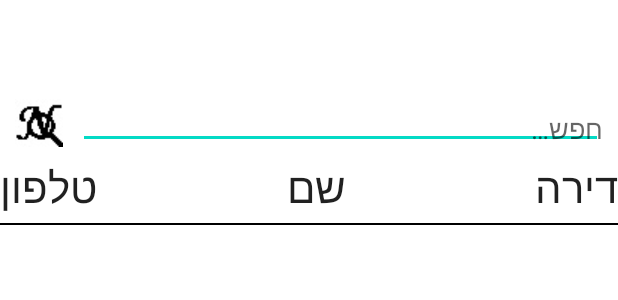
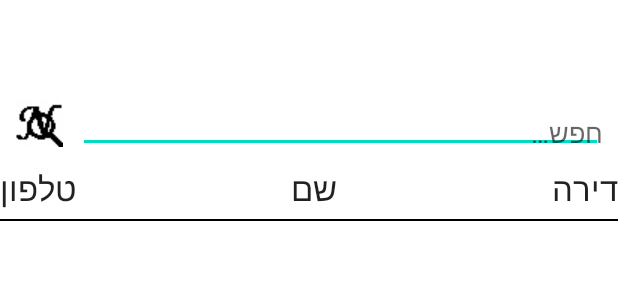
Before and after one commit to NimrodRak/NListRA, an Android app: the layout activity_main.xml on its own in the app's theme, with its tools: preview values and no code run, on a phone screen of 412 x 824 dp. Shown: the top 300 px of the screen. Run offline under Robolectric (Android 15) with nearby library versions, the phone set to English and light mode, and no system bars; network calls fail.

Commit message:
Changed logo, decreased font size, lowered minSdkVersion

```diff
--- a/app/build.gradle
+++ b/app/build.gradle
@@ -8,7 +8,7 @@ android {
 
     defaultConfig {
         applicationId "com.example.nlistra"
-        minSdkVersion 28
+        minSdkVersion 24
         targetSdkVersion 29
         versionCode 1
         versionName "1.0"
--- a/app/src/main/res/values/styles.xml
+++ b/app/src/main/res/values/styles.xml
@@ -6,7 +6,7 @@
         <item name="android:paddingEnd">10dp</item>
         <item name="android:layout_width">wrap_content</item>
         <item name="android:layout_height">wrap_content</item>
-        <item name="android:textSize">28sp</item>
+        <item name="android:textSize">22sp</item>
         <item name="android:textColor">?android:attr/textColorPrimary</item>
     </style>
     <style name="lineTableRow">
```
Also changed, not shown: app/src/main/app_icon_white-playstore.png, app/src/main/res/mipmap-hdpi/app_icon_white.png, app/src/main/res/mipmap-hdpi/app_icon_white_foreground.png, app/src/main/res/mipmap-hdpi/app_icon_white_round.png, app/src/main/res/mipmap-mdpi/app_icon_white.png, app/src/main/res/mipmap-mdpi/app_icon_white_foreground.png, app/src/main/res/mipmap-mdpi/app_icon_white_round.png, app/src/main/res/mipmap-xhdpi/app_icon_white.png, app/src/main/res/mipmap-xhdpi/app_icon_white_foreground.png, app/src/main/res/mipmap-xhdpi/app_icon_white_round.png, app/src/main/res/mipmap-xxhdpi/app_icon_white.png, app/src/main/res/mipmap-xxhdpi/app_icon_white_foreground.png, app/src/main/res/mipmap-xxhdpi/app_icon_white_round.png, app/src/main/res/mipmap-xxxhdpi/app_icon_white.png, 2 more files.
